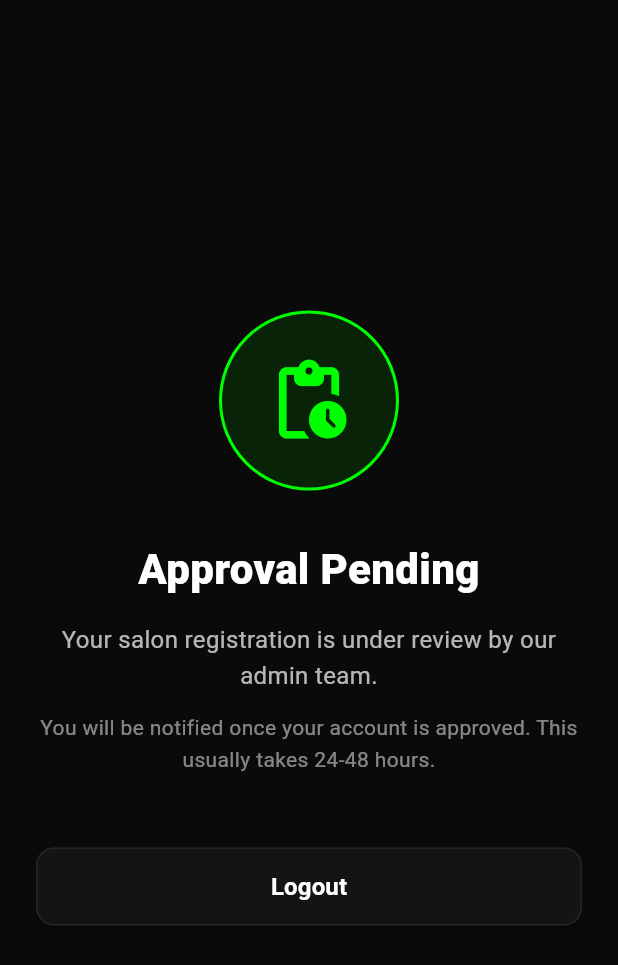
After one commit to InfofriyendsTechnology/Skiplaain, a Flutter app: the PendingApprovalScreen screen opened by its route, on a phone screen of 412 x 824 dp. The commit adds this screen. Shown: the top 965 px of the screen. Run offline on Flutter 3.47's test engine with Material 3 defaults, Android fonts, the light colour scheme and no system bars; our stand-ins replace flutter_dotenv, flutter_secure_storage, geolocator, intl_phone_field, shared_preferences; missing offline and left inert: mobile_scanner, razorpay_flutter; accounts and stored records are empty.

Commit message:
BATCH 4: Add pending approval and blocked screens for partner app

```diff
--- a/skiplaain_partner_app/lib/main.dart
+++ b/skiplaain_partner_app/lib/main.dart
@@ -1,6 +1,9 @@
 import 'package:flutter/material.dart';
 import 'package:flutter_dotenv/flutter_dotenv.dart';
 import 'screens/splash_screen.dart';
+import 'screens/login_screen.dart';
+import 'screens/pending_approval_screen.dart';
+import 'screens/blocked_screen.dart';
 
 void main() async {
   WidgetsFlutterBinding.ensureInitialized();
@@ -22,6 +25,11 @@ class MyApp extends StatelessWidget {
         fontFamily: 'Roboto',
       ),
       home: const SplashScreen(),
+      routes: {
+        '/login': (context) => const LoginScreen(),
+        '/pending': (context) => const PendingApprovalScreen(),
+        '/blocked': (context) => const BlockedScreen(),
+      },
     );
   }
 }
--- a/skiplaain_partner_app/lib/screens/otp_screen.dart
+++ b/skiplaain_partner_app/lib/screens/otp_screen.dart
@@ -101,8 +101,9 @@ class _OtpScreenState extends State<OtpScreen> {
         (route) => false,
       );
     } else {
-      // EXISTING USER → Save session and go to dashboard
+      // EXISTING USER → Check status and route accordingly
       final partnerId = widget.existingPartner?['id'];
+      final status = widget.existingPartner?['status']?.toString().toLowerCase() ?? 'pending';
 
       if (partnerId != null) {
         await widget.authService.savePartnerSession(
@@ -114,6 +115,22 @@ class _OtpScreenState extends State<OtpScreen> {
       if (!mounted) return;
       setState(() => _isLoading = false);
 
+      // Route based on status
+      if (status == 'blocked') {
+        await Future.delayed(const Duration(milliseconds: 200));
+        if (!mounted) return;
+        Navigator.pushNamedAndRemoveUntil(context, '/blocked', (route) => false);
+        return;
+      }
+
+      if (status == 'pending') {
+        await Future.delayed(const Duration(milliseconds: 200));
+        if (!mounted) return;
+        Navigator.pushNamedAndRemoveUntil(context, '/pending', (route) => false);
+        return;
+      }
+
+      // Status is 'approved' → go to dashboard
       final salonName = widget.existingPartner?['salonName'] ?? 'Partner';
       PopupUtils.showSuccessNotification(context, 'Welcome back, $salonName!');
 
--- /dev/null
+++ b/skiplaain_partner_app/lib/screens/pending_approval_screen.dart
@@ -0,0 +1,92 @@
+import 'package:flutter/material.dart';
+import '../services/api_partner_service.dart';
+
+class PendingApprovalScreen extends StatelessWidget {
+  const PendingApprovalScreen({super.key});
+
+  @override
+  Widget build(BuildContext context) {
+    return Scaffold(
+      backgroundColor: const Color(0xFF0A0A0A),
+      body: SafeArea(
+        child: Padding(
+          padding: const EdgeInsets.all(24.0),
+          child: Column(
+            mainAxisAlignment: MainAxisAlignment.center,
+            children: [
+              Container(
+                width: 120,
+                height: 120,
+                decoration: BoxDecoration(
+                  color: const Color(0xFF00FF00).withValues(alpha: 0.1),
+                  shape: BoxShape.circle,
+                  border: Border.all(color: const Color(0xFF00FF00), width: 2),
+                ),
+                child: const Icon(
+                  Icons.pending_actions_rounded,
+                  size: 60,
+                  color: Color(0xFF00FF00),
+                ),
+              ),
+              const SizedBox(height: 32),
+              const Text(
+                'Approval Pending',
+                style: TextStyle(
+                  color: Colors.white,
+                  fontSize: 28,
+                  fontWeight: FontWeight.w900,
+                ),
+                textAlign: TextAlign.center,
+              ),
+              const SizedBox(height: 16),
+              Text(
+                'Your salon registration is under review by our admin team.',
+                style: TextStyle(
+                  color: Colors.white.withValues(alpha: 0.7),
+                  fontSize: 16,
+                  height: 1.5,
+                ),
+                textAlign: TextAlign.center,
+              ),
+              const SizedBox(height: 12),
+              Text(
+                'You will be notified once your account is approved. This usually takes 24-48 hours.',
+                style: TextStyle(
+                  color: Colors.white.withValues(alpha: 0.5),
+                  fontSize: 14,
+                  height: 1.5,
+                ),
+                textAlign: TextAlign.center,
+              ),
+              const SizedBox(height: 48),
+              SizedBox(
+                width: double.infinity,
+                height: 52,
+                child: ElevatedButton(
+                  onPressed: () async {
+                    await ApiPartnerService().logout();
+                    if (context.mounted) {
+                      Navigator.of(context).pushNamedAndRemoveUntil('/login', (route) => false);
+                    }
+                  },
+                  style: ElevatedButton.styleFrom(
+                    backgroundColor: const Color(0xFF141414),
+                    foregroundColor: Colors.white,
+                    shape: RoundedRectangleBorder(
+                      borderRadius: BorderRadius.circular(12),
+                      side: const BorderSide(color: Color(0xFF262626)),
+                    ),
+                  ),
+                  child: const Text(
+                    'Logout',
+                    style: TextStyle(fontSize: 16, fontWeight: FontWeight.w700),
+                  ),
+                ),
+              ),
+            ],
+          ),
+        ),
+      ),
+    );
+  }
+}
```
Also changed, not shown: skiplaain_partner_app/lib/screens/blocked_screen.dart (added, +92 -0 lines).
